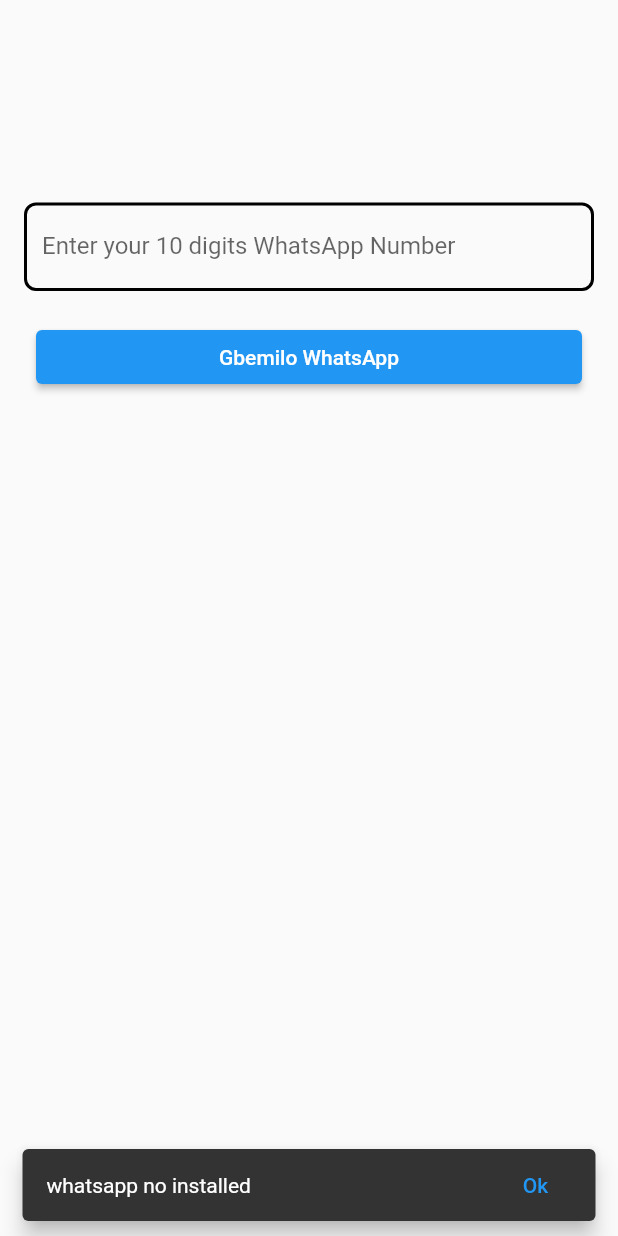
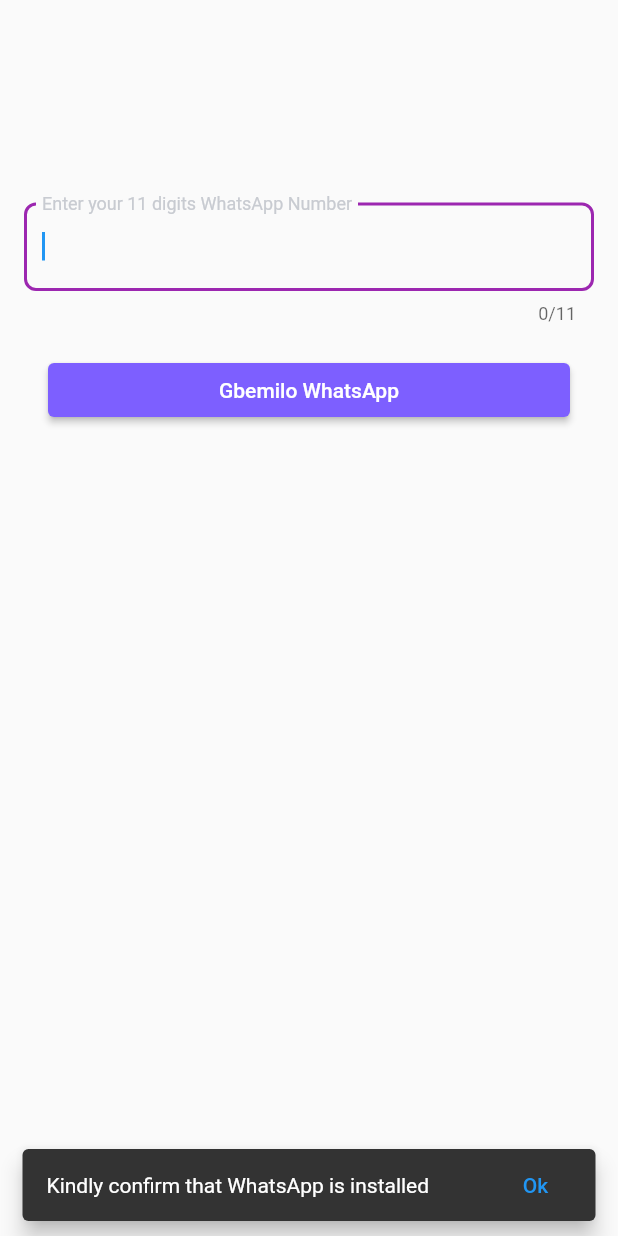
Before and after one commit to sobuur0/send_a_dm, a Flutter app: the screen it shows after launch, after a tap on "Gbemilo WhatsApp", on a phone screen of 412 x 824 dp. Run offline on Flutter 3.47's test engine with Material 2 defaults, Android fonts, the phone set to English and light mode, and no system bars.

Commit message:
can now contact someone

```diff
--- a/lib/enter_number_pae.dart
+++ b/lib/enter_number_pae.dart
@@ -1,6 +1,7 @@
 import 'dart:io';
 
 import 'package:flutter/material.dart';
+import 'package:send_a_dm/text_field_widget.dart';
 import 'package:url_launcher/url_launcher.dart';
 
 class EnterNumberPage extends StatefulWidget {
@@ -13,6 +14,24 @@ class EnterNumberPage extends StatefulWidget {
 class _EnterNumberPageState extends State<EnterNumberPage> {
   late String whatsAppNumber;
   final TextEditingController _numberController = TextEditingController();
+  final String helloMessage =
+      'Hello Sapien!!!\nI hope you have a lovely day...\nSobuur✌.';
+  late FocusNode _focusNode;
+
+  @override
+  void initState() {
+    super.initState();
+
+    _focusNode = FocusNode();
+  }
+
+  @override
+  void dispose() {
+    // Clean up the focus node when the Form is disposed.
+    _focusNode.dispose();
+
+    super.dispose();
+  }
 
   @override
   Widget build(BuildContext context) {
@@ -26,51 +45,26 @@ class _EnterNumberPageState extends State<EnterNumberPage> {
           child: Column(
             crossAxisAlignment: CrossAxisAlignment.stretch,
             children: [
-              TextField(
-                controller: _numberController,
-                decoration: InputDecoration(
-                  labelText: 'Enter your 10 digits WhatsApp Number',
-                  border: OutlineInputBorder(
-                      borderRadius: BorderRadius.circular(8.0),
-                      borderSide: const BorderSide(
-                          color: Color(0xFFE0DBFC), width: 8.0)),
-                  focusedBorder: OutlineInputBorder(
-                    borderRadius: BorderRadius.circular(8.0),
-                    borderSide: BorderSide(
-                      color: Colors.yellow..shade800,
-                      width: 2.0,
-                    ),
-                  ),
-                  errorBorder: OutlineInputBorder(
-                    borderRadius: BorderRadius.circular(8.0),
-                    borderSide: const BorderSide(
-                      color: Colors.red,
-                      width: 2.0,
-                    ),
-                  ),
-                  enabledBorder: OutlineInputBorder(
-                    borderRadius: BorderRadius.circular(8.0),
-                    borderSide: const BorderSide(
-                      color: Colors.black,
-                      width: 2.0,
-                    ),
-                  ),
-                ),
+              TextFieldWidget(
+                numberController: _numberController,
+                focusNode: _focusNode,
+                labelText: 'Enter your 11 digits WhatsApp Number',
               ),
-              const Padding(
-                  padding: EdgeInsets.only(
-                top: 20.0,
-              )),
+              const Padding(padding: EdgeInsets.only(top: 20.0)),
               Padding(
                 padding: const EdgeInsets.only(
-                  left: 8.0,
-                  right: 8.0,
+                  left: 16.0,
+                  right: 16.0,
                 ),
                 child: ElevatedButton(
-                  child: Text('Gbemilo WhatsApp'),
+                  child: const Text('Gbemilo WhatsApp'),
                   onPressed: () {
+                    _focusNode.requestFocus();
                     _sendMessageToWhatsApp();
                   },
+                  style: ElevatedButton.styleFrom(
+                    primary: const Color(0xFF7D5FFF),
+                  ),
                 ),
               )
             ],
@@ -81,11 +75,12 @@ class _EnterNumberPageState extends State<EnterNumberPage> {
   }
 
   void _sendMessageToWhatsApp() async {
-    var whatsAppNumber = _numberController.text;
-    final whatsappURlAndroid =
-        Uri.parse('whatsapp://send?phone=' '+234$whatsAppNumber' '&text=hwfa my boss..Oya drop message');
-    final whatappURLIOS =
-        Uri.parse('https://wa.me/$whatsAppNumber?text=${Uri.parse('hello')}');
+    whatsAppNumber = _numberController.text;
+    final whatsappURlAndroid = Uri.parse('whatsapp://send?phone='
+        '+234$whatsAppNumber'
+        '&text=$helloMessage');
+    final whatappURLIOS = Uri.parse(
+        'https://wa.me/$whatsAppNumber?text=${Uri.parse(helloMessage)}');
     if (Platform.isIOS) {
       // for iOS phone only
       if (await canLaunchUrl(whatappURLIOS)) {
@@ -93,8 +88,11 @@ class _EnterNumberPageState extends State<EnterNumberPage> {
           whatappURLIOS,
         );
       } else {
-        ScaffoldMessenger.of(context)
-            .showSnackBar(SnackBar(content: new Text('whatsapp no installed')));
+        ScaffoldMessenger.of(context).showSnackBar(
+          const SnackBar(
+            content: Text('Kindly confirm that WhatsApp is installed'),
+          ),
+        );
       }
     } else {
       // android , web
@@ -103,7 +101,7 @@ class _EnterNumberPageState extends State<EnterNumberPage> {
       } else {
         ScaffoldMessenger.of(context).showSnackBar(
           SnackBar(
-            content: new Text('whatsapp no installed'),
+            content: const Text('Kindly confirm that WhatsApp is installed'),
             behavior: SnackBarBehavior.floating,
             action: SnackBarAction(
               label: 'Ok',
@@ -118,4 +116,6 @@ class _EnterNumberPageState extends State<EnterNumberPage> {
 
 
 
+
+
 //Error messages-- u no wan tell me ur nameeee???
--- /dev/null
+++ b/lib/text_field_widget.dart
@@ -0,0 +1,53 @@
+import 'package:flutter/material.dart';
+
+class TextFieldWidget extends StatelessWidget {
+  final TextEditingController numberController;
+  final String labelText;
+  final FocusNode focusNode;
+
+  const TextFieldWidget({
+    Key? key,
+    required this.numberController,
+    required this.labelText,
+    required this.focusNode,
+  }) : super(key: key);
+
+  @override
+  Widget build(BuildContext context) {
+    return TextField(
+      controller: numberController,
+      focusNode: focusNode,
+      keyboardType: TextInputType.number,
+      maxLength: 11,
+      style: const TextStyle(color: Color(0xFF343D4A)),
+      decoration: InputDecoration(
+        labelText: labelText,
+        labelStyle: const TextStyle(color: Color(0xFFC8CBD1)),
+        border: OutlineInputBorder(
+            borderRadius: BorderRadius.circular(8.0),
+            borderSide: const BorderSide(color: Color(0xFFE0DBFC), width: 8.0)),
+        focusedBorder: OutlineInputBorder(
+          borderRadius: BorderRadius.circular(8.0),
+          borderSide: BorderSide(
+            color: Colors.purple..shade800,
+            width: 2.0,
+          ),
+        ),
+        errorBorder: OutlineInputBorder(
+          borderRadius: BorderRadius.circular(8.0),
+          borderSide: const BorderSide(
+            color: Colors.red,
+            width: 2.0,
+          ),
+        ),
+        enabledBorder: OutlineInputBorder(
+          borderRadius: BorderRadius.circular(8.0),
+          borderSide: const BorderSide(
+            color: Colors.black,
+            width: 2.0,
+          ),
+        ),
+      ),
+    );
+  }
+}
```
